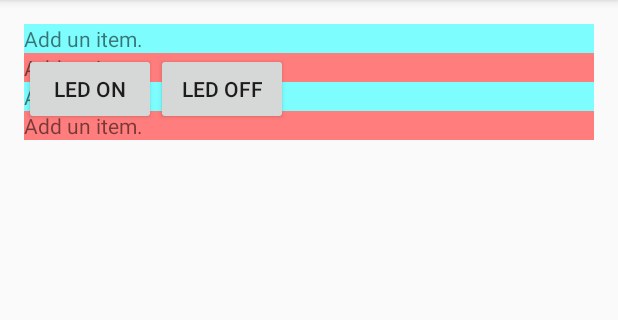
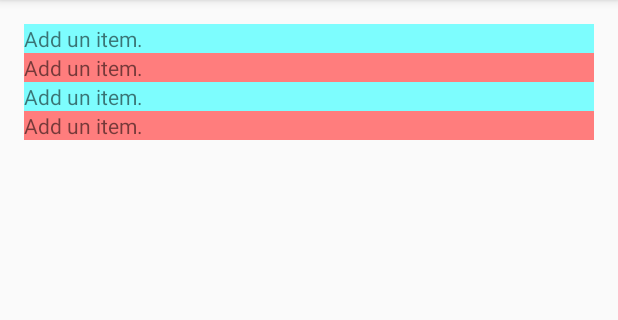
Before and after one commit to andreeastoican/wyliodrin-android-app, an Android app: the fragment MainFragment shown on its own in the app's theme, on a phone screen of 412 x 824 dp, the part 84-404 px from its top. Run offline under Robolectric (Android 15) with nearby library versions, the phone set to English and light mode, and no system bars.

```diff
--- a/app/src/main/java/com/wyliodrin/mobileapp/MainFragment.java
+++ b/app/src/main/java/com/wyliodrin/mobileapp/MainFragment.java
@@ -33,22 +33,6 @@ public class MainFragment extends Fragment {
         final WylioBoard board = new WylioBoard("250a7843-9eda-4a92-942d-dba0dfe3b0a0b836cb66-0ad1-46d6-b6ba-458781a38ca08ced6536-0a8a-49b0-bbf3-b072631d0ccf", "andreea.stoican.5_random@wyliodrin.com");
 
         //final WylioBoard board = new WylioBoard("b883db27-a072-4481-aff2-2e5297d781c80a6febc0-6263-4118-9eeb-2fbb0530585b46a813ed-7eda-49b4-be5e-4a319c6c0da13a155792-fc2e-413f-82d9-9728ca5b829a");
-
-        Button sendButtonOn = (Button) rootView.findViewById(R.id.buttonon);
-        sendButtonOn.setOnClickListener(new View.OnClickListener() {
-            @Override
-            public void onClick(View v) {
-                board.sendMessage("ledon", "ledon");
-            }
-        });
-
-        Button sendButtonOff = (Button) rootView.findViewById(R.id.buttonoff);
-        sendButtonOff.setOnClickListener(new View.OnClickListener() {
-            @Override
-            public void onClick(View v) {
-                board.sendMessage("ledoff", "ledoff");
-            }
-        });
 
         return rootView;
     }
--- a/app/src/main/res/layout/activity_drawer.xml
+++ b/app/src/main/res/layout/activity_drawer.xml
@@ -39,7 +39,7 @@
             android:id="@+id/button_elem4"
             android:layout_width="fill_parent"
             android:layout_height="wrap_content"
-            android:text="Get line and point graph"/>
+            android:text="Add a button"/>
         <!-- <ListView android:id="@+id/left_drawer"
             android:layout_width="240dp"
             android:layout_height="match_parent"
--- a/app/src/main/res/layout/activity_main.xml
+++ b/app/src/main/res/layout/activity_main.xml
@@ -14,31 +14,7 @@
     android:paddingLeft="@dimen/activity_horizontal_margin"
     android:paddingRight="@dimen/activity_horizontal_margin"
     android:paddingTop="@dimen/activity_vertical_margin"
-    tools:context="com.example.testmessage.MainActivity"
-     >
-
-    <TextView
-        android:id="@+id/textView1"
-        android:layout_width="wrap_content"
-        android:layout_height="wrap_content"
-        android:text="Send a message to one of your boards"
-        android:shadowColor="#C2DFFF"/>
-
-    <Button
-        android:id="@+id/buttonon"
-        android:text="LED ON"
-        android:layout_width="wrap_content"
-        android:layout_height="wrap_content"
-        android:layout_below="@id/textView1"
-        />
-
-    <Button
-        android:id="@+id/buttonoff"
-        android:layout_width="wrap_content"
-        android:layout_height="wrap_content"
-        android:text="LED OFF"
-        android:layout_below="@id/textView1"
-        android:layout_toRightOf="@id/buttonon" />
+    tools:context="com.example.testmessage.MainActivity" >
 
     <LinearLayout
         android:orientation="vertical"
@@ -52,6 +28,7 @@
             android:layout_height="match_parent"
             android:text="Add un item." />
     </LinearLayout>
+
     <LinearLayout
         android:orientation="vertical"
         android:id="@+id/graphContainer2"
@@ -65,6 +42,7 @@
             android:layout_height="match_parent"
             android:text="Add un item." />
     </LinearLayout>
+
     <LinearLayout
         android:orientation="vertical"
         android:id="@+id/graphContainer3"
@@ -78,6 +56,12 @@
             android:layout_height="match_parent"
             android:text="Add un item." />
     </LinearLayout>
+
+    <ScrollView
+        android:layout_width="fill_parent"
+        android:layout_height="fill_parent"
+        android:layout_below="@id/graphContainer3"
+        xmlns:android="http://schemas.android.com/apk/res/android">
     <LinearLayout
         android:orientation="vertical"
         android:id="@+id/graphContainer4"
@@ -91,6 +75,7 @@
             android:layout_height="match_parent"
             android:text="Add un item." />
     </LinearLayout>
+    </ScrollView>
 
 </RelativeLayout>
 </ScrollView>
```
Also changed, not shown: app/src/main/java/com/wyliodrin/mobileapp/MainActivity.java (+32 -4 lines).
